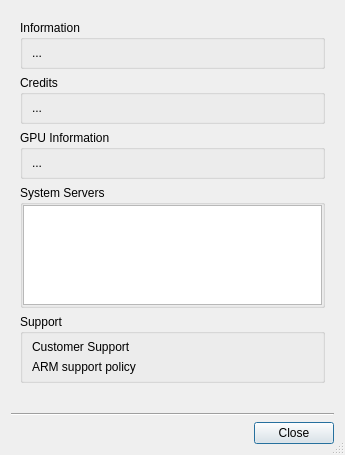
This is vms/client/nx_vms_client_desktop/src/ui/dialogs/about_dialog.ui in networkoptix/nx_open as Qt 5 draws it before an edit. The edited form follows.
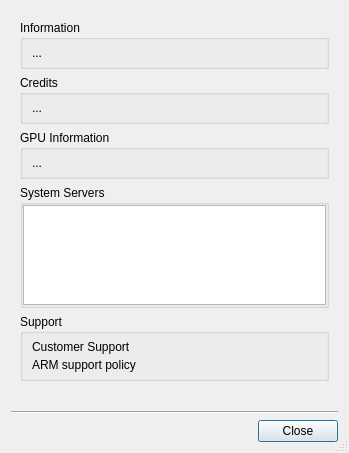
This is the edited form.

Commit message:
VMS-12887: ARM policy support visual tuning, hide when there are no ARM servers in the system
<==== Mercurial data ====>
Branch: vms_4.0_gui

Diff of the .ui file:
```diff
--- a/vms/client/nx_vms_client_desktop/src/ui/dialogs/about_dialog.ui
+++ b/vms/client/nx_vms_client_desktop/src/ui/dialogs/about_dialog.ui
@@ -6,8 +6,8 @@
    <rect>
     <x>0</x>
     <y>0</y>
-    <width>345</width>
-    <height>423</height>
+    <width>349</width>
+    <height>437</height>
    </rect>
   </property>
   <property name="sizePolicy">
@@ -230,40 +230,16 @@
         <property name="flat">
          <bool>true</bool>
         </property>
-        <layout class="QFormLayout" name="formLayout">
+        <layout class="QGridLayout" name="gridLayout" columnstretch="0,1">
          <property name="topMargin">
           <number>6</number>
          </property>
          <property name="bottomMargin">
           <number>6</number>
          </property>
-         <item row="1" column="1">
-          <widget class="QLabel" name="armSupportLabel">
-           <property name="text">
-            <string notr="true">&lt;ARM support placeholder&gt;</string>
-           </property>
-           <property name="openExternalLinks">
-            <bool>true</bool>
-           </property>
-          </widget>
-         </item>
-         <item row="1" column="0">
-          <widget class="QLabel" name="armSupportTitleLabel">
-           <property name="text">
-            <string>ARM support policy</string>
-           </property>
-          </widget>
-         </item>
-         <item row="0" column="1">
-          <widget class="QLabel" name="customerSupportLabel">
-           <property name="text">
-            <string notr="true">&lt;Support email placeholder&gt;</string>
-           </property>
-           <property name="openExternalLinks">
-            <bool>true</bool>
-           </property>
-          </widget>
-         </item>
+         <property name="verticalSpacing">
+          <number>4</number>
+         </property>
          <item row="0" column="0">
           <widget class="QLabel" name="customerSupportTitleLabel">
            <property name="text">
@@ -271,6 +247,33 @@
            </property>
           </widget>
          </item>
+         <item row="0" column="1">
+          <widget class="QLabel" name="customerSupportLabel">
+           <property name="text">
+            <string notr="true">&lt;Support email placeholder&gt;</string>
+           </property>
+           <property name="openExternalLinks">
+            <bool>true</bool>
+           </property>
+          </widget>
+         </item>
+         <item row="1" column="0">
+          <widget class="QLabel" name="armSupportTitleLabel">
+           <property name="text">
+            <string>ARM support policy</string>
+           </property>
+          </widget>
+         </item>
+         <item row="1" column="1">
+          <widget class="QLabel" name="armSupportLabel">
+           <property name="text">
+            <string notr="true">&lt;ARM support placeholder&gt;</string>
+           </property>
+           <property name="openExternalLinks">
+            <bool>true</bool>
+           </property>
+          </widget>
+         </item>
         </layout>
        </widget>
       </item>
```
The commit also changes 6 other files.
